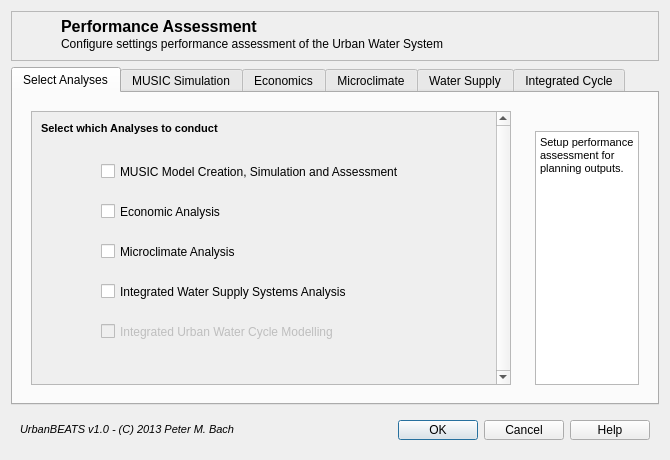
petermbach/urbanbeats-legacy, file md_perfassessgui.ui: the form before one commit.
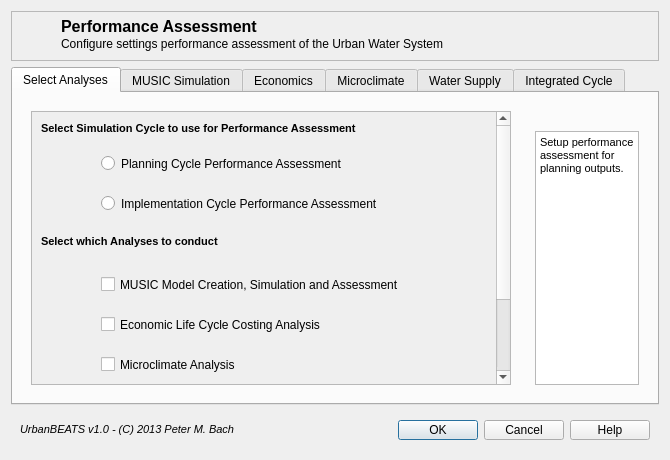
The form after the commit. Icons and pictures are not drawn.

Commit message:
Structural change with the Main GUI and Performance Assessment GUI - Performance Assessment is now determined for either planning OR implementation cycle, the choice is made in the GUI - A re-run button has been added to allow only performance assessment to be re-run - Check boxes are added next to techplacement, techimplement and perf_assess to allow users to skip the module if necessary. The order is, however, still crucial (e.g. if techplacement is skipped, others are skipped too)
Changes are reflected in the codes across main and core GUI as well.

What changed in the file:
```diff
--- a/md_perfassessgui.ui
+++ b/md_perfassessgui.ui
@@ -142,10 +142,127 @@
                <x>0</x>
                <y>0</y>
                <width>463</width>
-               <height>278</height>
+               <height>383</height>
               </rect>
              </property>
-             <layout class="QVBoxLayout" name="verticalLayout_14">
+             <layout class="QVBoxLayout" name="verticalLayout_2">
+              <item>
+               <widget class="QLabel" name="musicsimconfig_lbl_3">
+                <property name="minimumSize">
+                 <size>
+                  <width>445</width>
+                  <height>16</height>
+                 </size>
+                </property>
+                <property name="maximumSize">
+                 <size>
+                  <width>16777215</width>
+                  <height>16</height>
+                 </size>
+                </property>
+                <property name="text">
+                 <string>&lt;!DOCTYPE HTML PUBLIC &quot;-//W3C//DTD HTML 4.0//EN&quot; &quot;http://www.w3.org/TR/REC-html40/strict.dtd&quot;&gt;
+&lt;html&gt;&lt;head&gt;&lt;meta name=&quot;qrichtext&quot; content=&quot;1&quot; /&gt;&lt;style type=&quot;text/css&quot;&gt;
+p, li { white-space: pre-wrap; }
+&lt;/style&gt;&lt;/head&gt;&lt;body style=&quot; font-family:'MS Shell Dlg 2'; font-size:8pt; font-weight:400; font-style:normal;&quot;&gt;
+&lt;p style=&quot; margin-top:0px; margin-bottom:0px; margin-left:0px; margin-right:0px; -qt-block-indent:0; text-indent:0px;&quot;&gt;&lt;span style=&quot; font-weight:600;&quot;&gt;Select Simulation Cycle to use for Performance Assessment&lt;/span&gt;&lt;/p&gt;&lt;/body&gt;&lt;/html&gt;</string>
+                </property>
+               </widget>
+              </item>
+              <item>
+               <widget class="QWidget" name="widget" native="true">
+                <property name="minimumSize">
+                 <size>
+                  <width>0</width>
+                  <height>85</height>
+                 </size>
+                </property>
+                <property name="maximumSize">
+                 <size>
+                  <width>16777215</width>
+                  <height>16777215</height>
+                 </size>
+                </property>
+                <widget class="QRadioButton" name="select_pc">
+                 <property name="geometry">
+                  <rect>
+                   <x>60</x>
+                   <y>10</y>
+                   <width>351</width>
+                   <height>21</height>
+                  </rect>
+                 </property>
+                 <property name="text">
+                  <string>Planning Cycle Performance Assessment</string>
+                 </property>
+                </widget>
+                <widget class="QPushButton" name="pushButton_2">
+                 <property name="geometry">
+                  <rect>
+                   <x>20</x>
+                   <y>5</y>
+                   <width>31</width>
+                   <height>31</height>
+                  </rect>
+                 </property>
+                 <property name="text">
+                  <string/>
+                 </property>
+                 <property name="icon">
+                  <iconset resource="toolbaricons/guitoolbaricons.qrc">
+                   <normaloff>:/images/images/cycle_planning_icon.png</normaloff>:/images/images/cycle_planning_icon.png</iconset>
+                 </property>
+                 <property name="iconSize">
+                  <size>
+                   <width>30</width>
+                   <height>30</height>
+                  </size>
+                 </property>
+                 <property name="flat">
+                  <bool>true</bool>
+                 </property>
+                </widget>
+                <widget class="QPushButton" name="pushButton_3">
+                 <property name="geometry">
+                  <rect>
+                   <x>20</x>
+                   <y>45</y>
+                   <width>31</width>
+                   <height>31</height>
+                  </rect>
+                 </property>
+                 <property name="text">
+                  <string/>
+                 </property>
+                 <property name="icon">
+                  <iconset resource="toolbaricons/guitoolbaricons.qrc">
+                   <normaloff>:/images/images/cycle_implement_icon.png</normaloff>:/images/images/cycle_implement_icon.png</iconset>
+                 </property>
+                 <property name="iconSize">
+                  <size>
+                   <width>30</width>
+                   <height>30</height>
+                  </size>
+                 </property>
+                 <property name="flat">
+                  <bool>true</bool>
+                 </property>
+                </widget>
+                <widget class="QRadioButton" name="select_ic">
+                 <property name="geometry">
+                  <rect>
+                   <x>60</x>
+                   <y>50</y>
+                   <width>351</width>
+                   <height>21</height>
+                  </rect>
+                 </property>
+                 <property name="text">
+                  <string>Implementation Cycle Performance Assessment</string>
+                 </property>
+                </widget>
+               </widget>
+              </item>
               <item>
                <widget class="QLabel" name="musicsimconfig_lbl_2">
                 <property name="minimumSize">
@@ -174,7 +291,7 @@
                 <property name="minimumSize">
                  <size>
                   <width>0</width>
-                  <height>100</height>
+                  <height>230</height>
                  </size>
                 </property>
                 <widget class="QCheckBox" name="perf_MUSIC">
@@ -200,7 +317,7 @@
                   </rect>
                  </property>
                  <property name="text">
-                  <string>Economic Analysis</string>
+                  <string>Economic Life Cycle Costing Analysis</string>
                  </property>
                 </widget>
                 <widget class="QCheckBox" name="perf_Microclimate">
```
Left out of the diff: 37 changed lines with no effect on the pictures. The commit also changes 7 other files.
